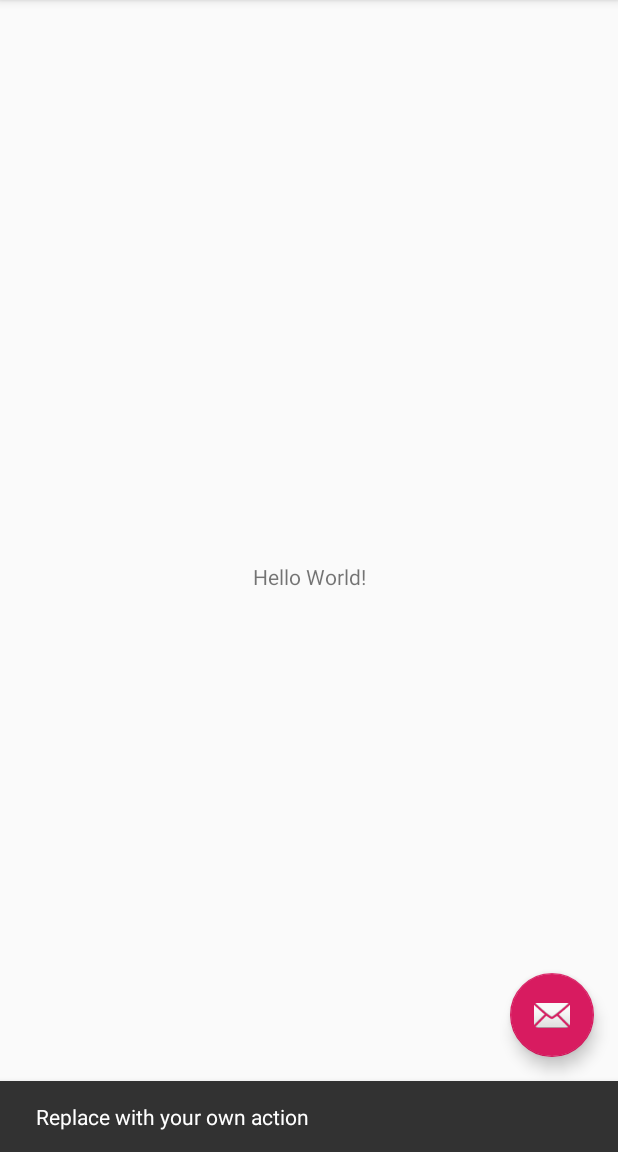
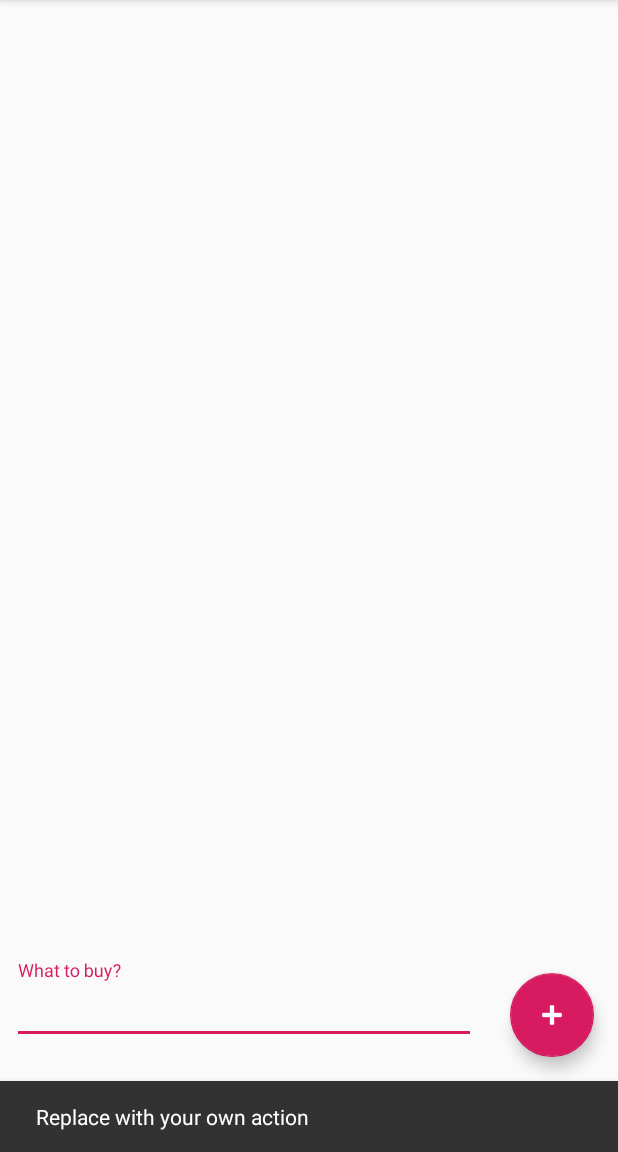
Before and after one commit to sdim2016/level4-task1, an Android app: the screen it shows after launch (MainActivity), after a tap on an icon or button, on a phone screen of 412 x 824 dp, the part 84-1236 px from its top. Run offline under Robolectric (Android 15) with nearby library versions, the phone set to English and light mode, and no system bars.

Commit message:
Created the UI layout

```diff
--- a/app/src/main/res/layout/activity_main.xml
+++ b/app/src/main/res/layout/activity_main.xml
@@ -28,6 +28,7 @@
         android:layout_height="wrap_content"
         android:layout_gravity="bottom|end"
         android:layout_margin="@dimen/fab_margin"
-        app:srcCompat="@android:drawable/ic_dialog_email" />
+        android:tint="@android:color/white"
+        app:srcCompat="@android:drawable/ic_input_add" />
 
 </androidx.coordinatorlayout.widget.CoordinatorLayout>
--- a/app/src/main/res/layout/content_main.xml
+++ b/app/src/main/res/layout/content_main.xml
@@ -8,13 +8,45 @@
     tools:context=".MainActivity"
     tools:showIn="@layout/activity_main">
 
-    <TextView
-        android:layout_width="wrap_content"
+    <com.google.android.material.textfield.TextInputLayout
+        android:id="@+id/tilProduct"
+        android:layout_width="0dp"
         android:layout_height="wrap_content"
-        android:text="Hello World!"
+        android:layout_marginStart="8dp"
+        app:layout_constraintBottom_toTopOf="@+id/tilCount"
+        app:layout_constraintStart_toStartOf="parent"
+        app:layout_constraintWidth_percent="0.75">
+
+        <com.google.android.material.textfield.TextInputEditText
+            android:id="@+id/etProduct"
+            android:layout_width="match_parent"
+            android:layout_height="wrap_content"
+            android:hint="@string/what_to_buy" />
+    </com.google.android.material.textfield.TextInputLayout>
+
+    <com.google.android.material.textfield.TextInputLayout
+        android:id="@+id/tilCount"
+        android:layout_width="0dp"
+        android:layout_height="wrap_content"
+        android:layout_marginStart="8dp"
+        android:layout_marginBottom="16dp"
         app:layout_constraintBottom_toBottomOf="parent"
-        app:layout_constraintLeft_toLeftOf="parent"
-        app:layout_constraintRight_toRightOf="parent"
+        app:layout_constraintStart_toStartOf="parent"
+        app:layout_constraintWidth_percent="0.75">
+
+        <com.google.android.material.textfield.TextInputEditText
+            android:id="@+id/etCount"
+            android:layout_width="match_parent"
+            android:layout_height="wrap_content"
+            android:hint="@string/how_many" />
+    </com.google.android.material.textfield.TextInputLayout>
+
+    <androidx.recyclerview.widget.RecyclerView
+        android:id="@+id/rvList"
+        android:layout_width="0dp"
+        android:layout_height="0dp"
+        app:layout_constraintBottom_toTopOf="@+id/tilProduct"
+        app:layout_constraintEnd_toEndOf="parent"
+        app:layout_constraintStart_toStartOf="parent"
         app:layout_constraintTop_toTopOf="parent" />
-
 </androidx.constraintlayout.widget.ConstraintLayout>
--- a/app/src/main/res/values/strings.xml
+++ b/app/src/main/res/values/strings.xml
@@ -1,4 +1,6 @@
 <resources>
     <string name="app_name">Shopping List</string>
     <string name="action_settings">Settings</string>
+    <string name="what_to_buy">What to buy?</string>
+    <string name="how_many">How many?</string>
 </resources>
```
